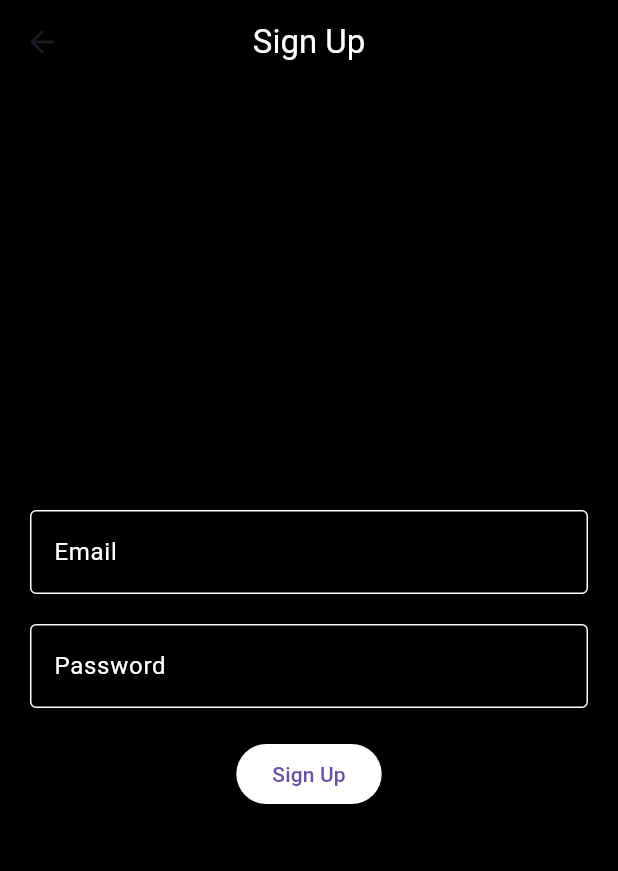
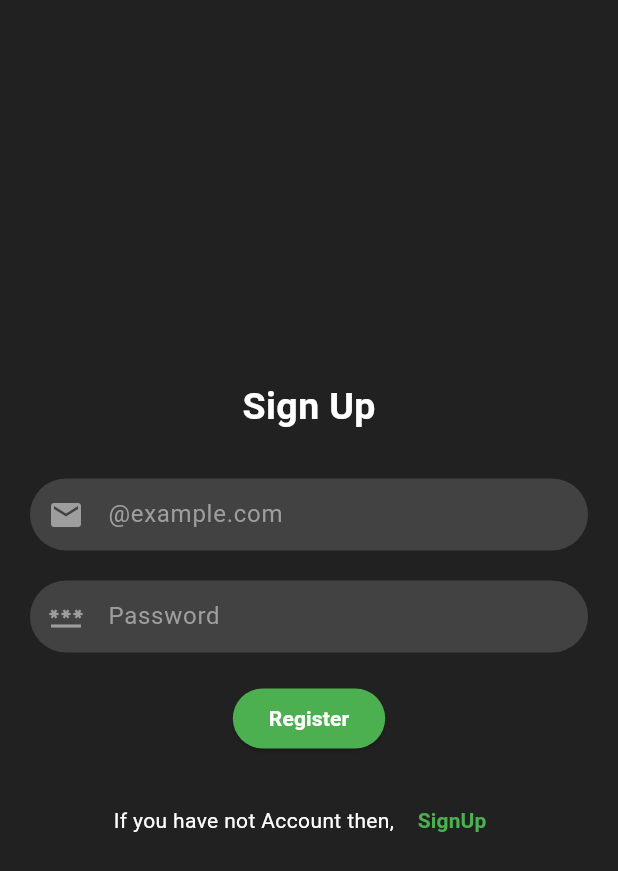
Before and after one commit to zeeshandevsinn/Notes-App, a Flutter app: the SignupScreen screen opened directly, on a phone screen of 412 x 824 dp. Shown: the top 871 px of the screen. Run offline on Flutter 3.47's test engine with Material 3 defaults, Android fonts, the phone set to English and light mode, and no system bars; our stand-ins replace cloud_firestore, connectivity_plus, firebase_auth, firebase_core, overlay_support, shared_preferences; accounts and stored records are empty.

Commit message:
All Done

```diff
--- a/lib/screens/home.dart
+++ b/lib/screens/home.dart
@@ -1,6 +1,4 @@
-import 'dart:developer';
 import 'dart:math';
-import 'package:cloud_firestore/cloud_firestore.dart';
 import 'package:connectivity_plus/connectivity_plus.dart';
 import 'package:firebase_auth/firebase_auth.dart';
 import 'package:flutter/material.dart';
@@ -8,7 +6,6 @@ import 'package:intl/intl.dart';
 import 'package:note_app/constants/colors.dart';
 import 'package:note_app/constants/toast.dart';
 import 'package:note_app/controller/firebase/firebaseIntegration.dart';
-import 'package:note_app/controller/firebase/firebaseManager.dart';
 import 'package:note_app/controller/service/offline_note_helper.dart';
 import 'package:note_app/models/note.dart';
 import 'package:note_app/screens/edit.dart';
--- a/lib/screens/login_screen.dart
+++ b/lib/screens/login_screen.dart
@@ -3,6 +3,7 @@ import 'package:flutter/material.dart';
 import 'package:note_app/constants/toast.dart';
 import 'package:note_app/controller/firebase/firebaseManager.dart';
 import 'package:note_app/screens/home.dart';
+import 'package:note_app/screens/signup_screen.dart';
 
 class LoginScreen extends StatefulWidget {
   @override
@@ -138,7 +139,13 @@ class _LoginScreenState extends State<LoginScreen> {
                   style: TextStyle(color: Colors.white),
                 ),
                 TextButton(
-                    onPressed: () {},
+                    onPressed: () {
+                      Navigator.push(
+                        context,
+                        CupertinoDialogRoute(
+                            builder: (_) => SignupScreen(), context: context),
+                      );
+                    },
                     child: const Text(
                       "SignUp",
                       style: TextStyle(
--- a/lib/screens/signup_screen.dart
+++ b/lib/screens/signup_screen.dart
@@ -1,58 +1,155 @@
+import 'package:flutter/cupertino.dart';
 import 'package:flutter/material.dart';
+import 'package:note_app/constants/toast.dart';
+import 'package:note_app/controller/firebase/firebaseManager.dart';
+import 'package:note_app/screens/home.dart';
 
-class SignupScreen extends StatelessWidget {
+class SignupScreen extends StatefulWidget {
+  @override
+  State<SignupScreen> createState() => _SignupScreenState();
+}
+
+class _SignupScreenState extends State<SignupScreen> {
+  TextEditingController emailController = TextEditingController();
+
+  TextEditingController passwordController = TextEditingController();
+
+  bool isLoading = false;
+
   @override
   Widget build(BuildContext context) {
     return Scaffold(
-      backgroundColor: Colors.black,
-      appBar: AppBar(
-        backgroundColor: Colors.black,
-        elevation: 0,
-        title: Text('Sign Up', style: TextStyle(color: Colors.white)),
-        centerTitle: true,
-      ),
-      body: Center(
-        child: Padding(
+      backgroundColor: Colors.grey.shade900,
+      body: Padding(
         padding: const EdgeInsets.all(20.0),
         child: Column(
           mainAxisAlignment: MainAxisAlignment.center,
           children: [
+            const Text('Sign Up',
+                style: TextStyle(
+                    color: Colors.white,
+                    fontWeight: FontWeight.bold,
+                    fontSize: 25)),
+            const SizedBox(
+              height: 30,
+            ),
             TextField(
-                style: TextStyle(color: Colors.white),
+              controller: emailController,
+              style: const TextStyle(fontSize: 16, color: Colors.white),
               decoration: InputDecoration(
-                  labelText: 'Email',
-                  labelStyle: TextStyle(color: Colors.white),
+                contentPadding: const EdgeInsets.symmetric(vertical: 12),
+                hintText: "@example.com",
+                hintStyle: TextStyle(color: Colors.grey),
+                prefixIcon: const Icon(
+                  Icons.email,
+                  color: Colors.grey,
+                ),
+                fillColor: Colors.grey.shade800,
+                filled: true,
+                focusedBorder: OutlineInputBorder(
+                  borderRadius: BorderRadius.circular(30),
+                  borderSide: const BorderSide(color: Colors.transparent),
+                ),
                 enabledBorder: OutlineInputBorder(
-                    borderSide: BorderSide(color: Colors.white),
+                  borderRadius: BorderRadius.circular(30),
+                  borderSide: const BorderSide(color: Colors.transparent),
                 ),
+              ),
+            ),
+            const SizedBox(height: 20),
+            TextField(
+              controller: passwordController,
+              style: const TextStyle(fontSize: 16, color: Colors.white),
+              obscureText: true,
+              obscuringCharacter: '*',
+              keyboardType: TextInputType.text,
+              decoration: InputDecoration(
+                contentPadding: const EdgeInsets.symmetric(vertical: 12),
+                hintText: "Password",
+                hintStyle: TextStyle(color: Colors.grey),
+                prefixIcon: const Icon(
+                  Icons.password,
+                  color: Colors.grey,
+                ),
+                fillColor: Colors.grey.shade800,
+                filled: true,
                 focusedBorder: OutlineInputBorder(
-                    borderSide: BorderSide(color: Colors.white),
+                  borderRadius: BorderRadius.circular(30),
+                  borderSide: const BorderSide(color: Colors.transparent),
+                ),
+                enabledBorder: OutlineInputBorder(
+                  borderRadius: BorderRadius.circular(30),
+                  borderSide: const BorderSide(color: Colors.transparent),
                 ),
               ),
             ),
             SizedBox(height: 20),
-              TextField(
-                style: TextStyle(color: Colors.white),
-                obscureText: true,
-                decoration: InputDecoration(
-                  labelText: 'Password',
-                  labelStyle: TextStyle(color: Colors.white),
-                  enabledBorder: OutlineInputBorder(
-                    borderSide: BorderSide(color: Colors.white),
+            isLoading
+                ? Center(
+                    child: CircularProgressIndicator.adaptive(),
+                  )
+                : Container(
+                    child: ElevatedButton(
+                      onPressed: () {
+                        setState(() {
+                          isLoading = true;
+                        });
+                        if (emailController.text.isEmpty) {
+                          ToastUtil.showErrorToast("Please Enter Email");
+                        } else if (passwordController.text.isEmpty) {
+                          ToastUtil.showErrorToast("Please Enter Password");
+                        } else {
+                          AuthService authService = AuthService();
+                          authService
+                              .registerWithEmailAndPassword(
+                                  emailController.text, passwordController.text)
+                              .then((loggedInUser) {
+                            if (loggedInUser != null) {
+                              Navigator.pushAndRemoveUntil(
+                                  context,
+                                  CupertinoDialogRoute(
+                                      builder: (_) => HomeScreen(
+                                            email: emailController.text,
+                                            password: passwordController.text,
                                           ),
-                  focusedBorder: OutlineInputBorder(
-                    borderSide: BorderSide(color: Colors.white),
+                                      context: context),
+                                  (route) => false);
+                            }
+                          });
+                        }
+                        setState(() {
+                          isLoading = false;
+                        });
+                      },
+                      child: Text(
+                        'Register',
+                        style: TextStyle(
+                            color: Colors.white, fontWeight: FontWeight.bold),
+                      ),
+                      style: ElevatedButton.styleFrom(
+                          backgroundColor: Colors.green),
                     ),
                   ),
+            const SizedBox(
+              height: 20,
             ),
-              SizedBox(height: 20),
-              ElevatedButton(
+            Row(
+              mainAxisAlignment: MainAxisAlignment.center,
+              children: [
+                const Text(
+                  "If you have not Account then, ",
+                  style: TextStyle(color: Colors.white),
+                ),
+                TextButton(
                     onPressed: () {},
-                child: Text('Sign Up'),
-                style: ElevatedButton.styleFrom(primary: Colors.white),
-              ),
+                    child: const Text(
+                      "SignUp",
+                      style: TextStyle(
+                          fontWeight: FontWeight.bold, color: Colors.green),
+                    ))
               ],
-          ),
+            )
+          ],
         ),
       ),
     );
--- a/pubspec.yaml
+++ b/pubspec.yaml
@@ -4,7 +4,7 @@ publish_to: 'none'
 version: 0.1.0
 
 environment:
-  sdk: '>=2.19.4 <3.0.0'
+  sdk: '^3.2.0-42.2.beta'
 
 dependencies:
   flutter:
```
Also changed, not shown: pubspec.lock, 3 other files. Lines whose indentation alone changed are shown as unchanged.
